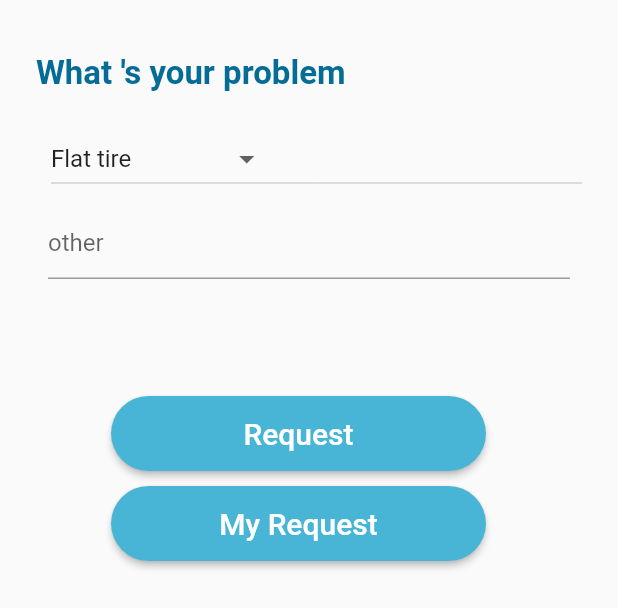
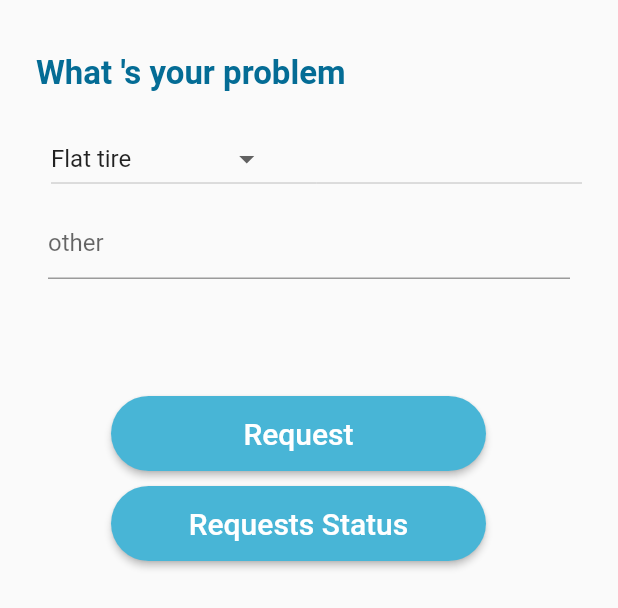
Before and after one commit to DinaMahmoudS/rescue, a Flutter app: the PanelWidget widget shown alone on an empty page, opened directly with empty values, on a phone screen of 412 x 824 dp. Shown: the top 608 px of the screen. Run offline on Flutter 3.47's test engine with Material 2 defaults, Android fonts, the phone set to English and light mode, and no system bars; our stand-ins replace bloc, cloud_firestore, conditional_builder_null_safety, curved_navigation_bar, dio, file_picker and 14 more; missing offline and left inert: dialogflow_grpc, flutter_animated_button, sound_stream; accounts and stored records are empty; project files that could hold a hidden picture were left out.

Commit message:
اخر تعديل و مفيش تاني ان شاء الله

```diff
--- a/lib/screens/helppeople/myhelp.dart
+++ b/lib/screens/helppeople/myhelp.dart
@@ -2,9 +2,7 @@ import 'package:cloud_firestore/cloud_firestore.dart';
 import 'package:firebase_auth/firebase_auth.dart';
 import 'package:flutter/material.dart';
 import 'package:rescue2/pojo/help_user.dart';
-import 'package:rescue2/screens/ButtomSheatHelper.dart';
 import 'package:rescue2/screens/colors.dart';
-import 'package:rescue2/screens/user_login/flutter_toast.dart';
 import 'package:url_launcher/url_launcher.dart';
 
 import '../navigation_bar.dart';
@@ -34,7 +32,7 @@ class _HelpFrompeopleState extends State<HelpFrompeople> {
                   bottomRight: Radius.circular(30),
                   bottomLeft: Radius.circular(30))),
           title: const Text(
-            "History",
+            "Requests Status",
             style: TextStyle(fontSize: 23),
           ),
           centerTitle: true,
--- a/lib/screens/helppeople/panel_widget.dart
+++ b/lib/screens/helppeople/panel_widget.dart
@@ -150,7 +150,7 @@ class _PanelWidgetState extends State<PanelWidget> {
                             builder: (_) => HelpFrompeople()));
                       },
                       child: Text(
-                        "My Request",
+                        "Requests Status",
                         style: TextStyle(
                           fontSize: 20,
                         ),
```
